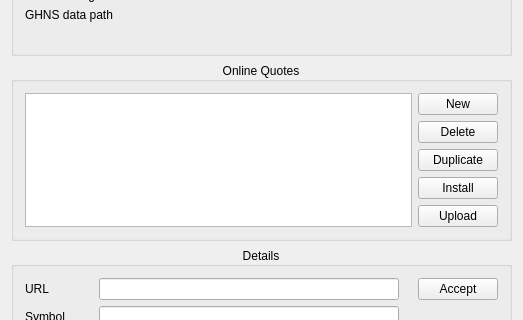
This is src/alkonlinequoteswidget5.ui in KDE/alkimia as Qt 5 draws it before an edit; both pictures show x 0 to 523 and y 218 to 538 of the 523 by 879 pixel window. The edited form follows.
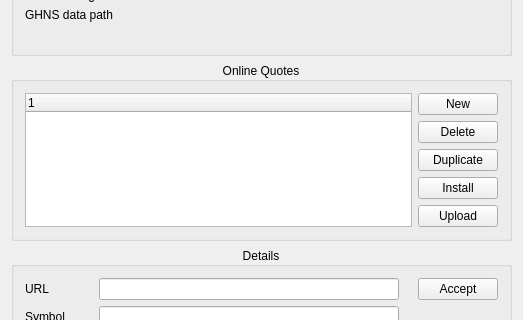
This is the edited form. Icons and pictures are not drawn. Custom widgets are drawn as their Qt base class.

Commit message: alkonlinequoteswidget5.ui: Fix widget type

The edit to the form file:
```diff
--- a/src/alkonlinequoteswidget5.ui
+++ b/src/alkonlinequoteswidget5.ui
@@ -186,7 +186,7 @@
       <item>
        <layout class="QHBoxLayout" name="horizontalLayout">
         <item>
-         <widget class="QListWidget" name="m_quoteSourceList"/>
+         <widget class="QTreeWidget" name="m_quoteSourceList"/>
         </item>
         <item>
          <layout class="QVBoxLayout" name="verticalLayout">
```
The commit also changes 1 other file.
